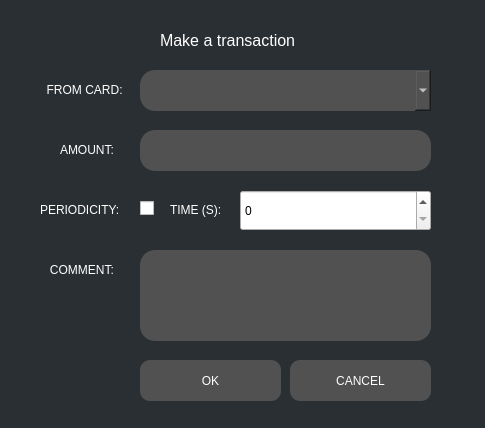
The window that GUI/TransactionFrame.ui (i800/BankClient) describes before a commit, drawn with Qt 5.
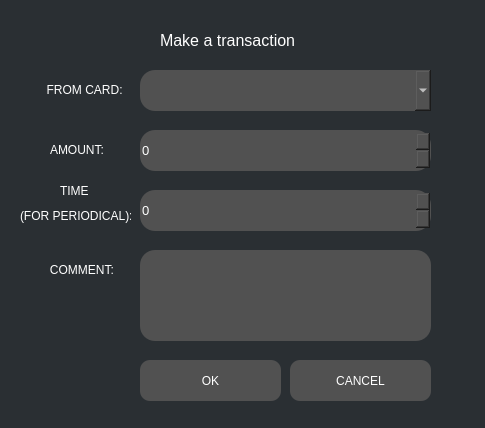
The same window after the commit.

Commit message: Periodicity support added.

What changed in the file:
```diff
--- a/GUI/TransactionFrame.ui
+++ b/GUI/TransactionFrame.ui
@@ -168,26 +168,10 @@
     <string>CANCEL</string>
    </property>
   </widget>
-  <widget class="QTextEdit" name="amountLine">
-   <property name="geometry">
-    <rect>
-     <x>140</x>
-     <y>130</y>
-     <width>291</width>
-     <height>41</height>
-    </rect>
-   </property>
-   <property name="styleSheet">
-    <string notr="true">QTextEdit {
-    background-color: rgb(81, 81, 81);
-    color: white;
-}</string>
-   </property>
-  </widget>
   <widget class="QLabel" name="label_4">
    <property name="geometry">
     <rect>
-     <x>60</x>
+     <x>50</x>
      <y>130</y>
      <width>71</width>
      <height>39</height>
@@ -197,61 +181,76 @@
     <string>AMOUNT:</string>
    </property>
   </widget>
-  <widget class="QLabel" name="label_5">
-   <property name="geometry">
-    <rect>
-     <x>40</x>
-     <y>190</y>
-     <width>101</width>
-     <height>39</height>
-    </rect>
-   </property>
-   <property name="text">
-    <string>PERIODICITY:</string>
-   </property>
-  </widget>
-  <widget class="QCheckBox" name="checkBox">
-   <property name="geometry">
-    <rect>
-     <x>140</x>
-     <y>200</y>
-     <width>16</width>
-     <height>16</height>
-    </rect>
-   </property>
-   <property name="styleSheet">
-    <string notr="true">QCheckBox {
-    background-color: white;
-};</string>
-   </property>
-   <property name="text">
-    <string/>
-   </property>
-   <property name="tristate">
-    <bool>false</bool>
-   </property>
-  </widget>
   <widget class="QLabel" name="label_6">
    <property name="geometry">
     <rect>
-     <x>170</x>
-     <y>190</y>
-     <width>61</width>
-     <height>39</height>
+     <x>60</x>
+     <y>170</y>
+     <width>41</width>
+     <height>41</height>
     </rect>
    </property>
    <property name="text">
-    <string>TIME (S):</string>
+    <string>TIME</string>
    </property>
   </widget>
   <widget class="QSpinBox" name="timeSB">
    <property name="geometry">
     <rect>
-     <x>240</x>
+     <x>140</x>
      <y>190</y>
-     <width>191</width>
+     <width>291</width>
      <height>41</height>
     </rect>
+   </property>
+   <property name="font">
+    <font>
+     <pointsize>10</pointsize>
+    </font>
+   </property>
+   <property name="styleSheet">
+    <string notr="true">QSpinBox {
+    background-color: rgb(81, 81, 81);
+    color: white;
+    border-style: none;
+    border-radius: 15px;
+}</string>
+   </property>
+  </widget>
+  <widget class="QSpinBox" name="amountSB">
+   <property name="geometry">
+    <rect>
+     <x>140</x>
+     <y>130</y>
+     <width>291</width>
+     <height>41</height>
+    </rect>
+   </property>
+   <property name="font">
+    <font>
+     <pointsize>10</pointsize>
+    </font>
+   </property>
+   <property name="styleSheet">
+    <string notr="true">QSpinBox {
+    background-color: rgb(81, 81, 81);
+    color: white;
+    border-style: none;
+    border-radius: 15px;
+}</string>
+   </property>
+  </widget>
+  <widget class="QLabel" name="label_7">
+   <property name="geometry">
+    <rect>
+     <x>20</x>
+     <y>200</y>
+     <width>111</width>
+     <height>31</height>
+    </rect>
+   </property>
+   <property name="text">
+    <string>(FOR PERIODICAL):</string>
    </property>
   </widget>
  </widget>
```
The commit also changes 8 other files.
